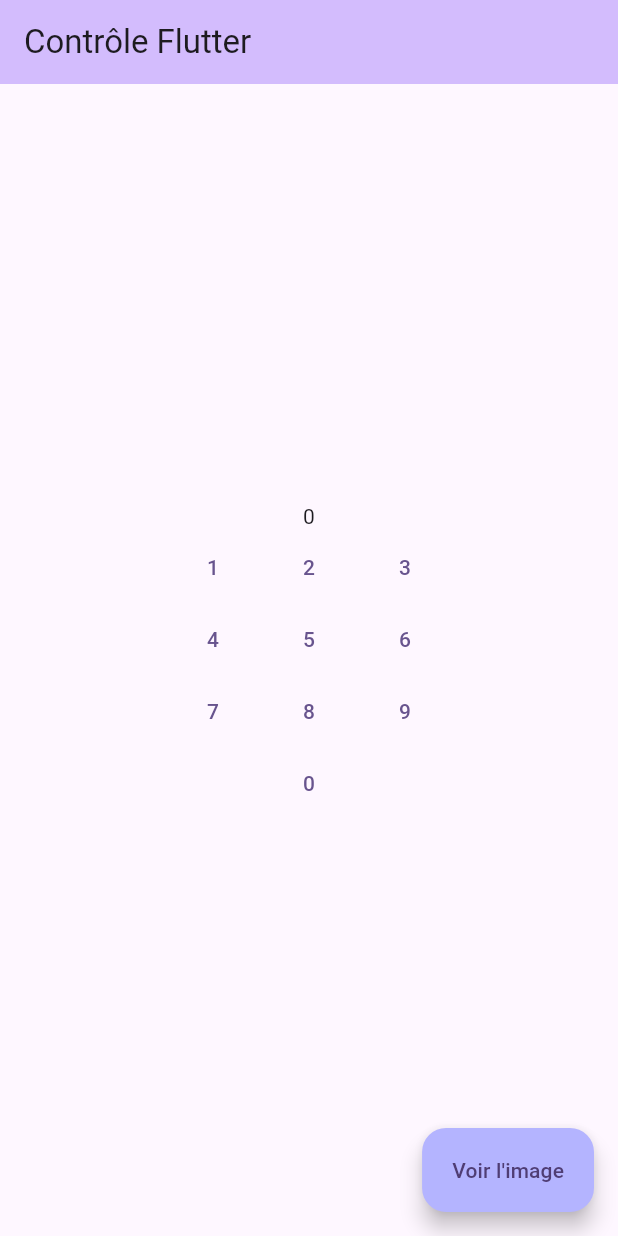
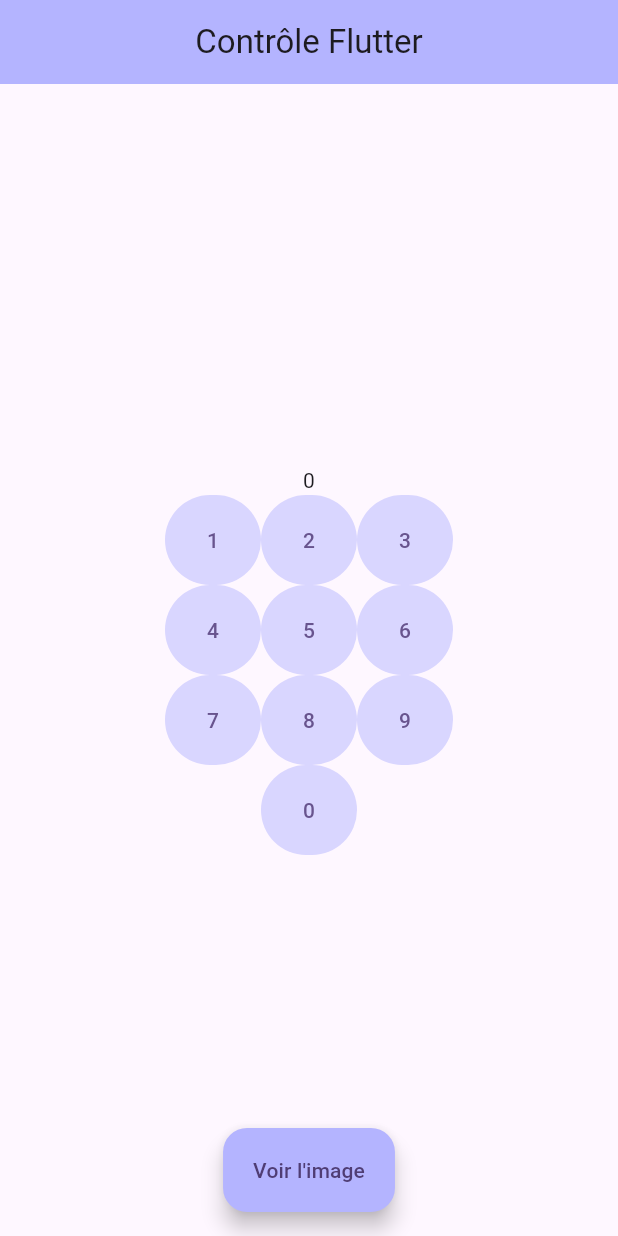
Before and after one commit to ssndrss/FlutterEval, a Flutter app: the screen it shows after launch, on a phone screen of 412 x 824 dp. Run offline on Flutter 3.47's test engine with Material 2 defaults, Android fonts, the phone set to English and light mode, and no system bars.

Commit message:
eval flutter - 'stylisée'

```diff
--- a/lib/composants/body.dart
+++ b/lib/composants/body.dart
@@ -24,7 +24,8 @@ class _BodyState extends State<Body> {
   Widget build(BuildContext context) {
     return Scaffold(
       appBar: AppBar(
-        backgroundColor: Theme.of(context).colorScheme.inversePrimary,
+        backgroundColor: const Color.fromRGBO(180, 180, 255, 1),
+        centerTitle: true,
         title: const Text("Contrôle Flutter"),
       ),
       body: Center(
@@ -39,12 +40,24 @@ class _BodyState extends State<Body> {
                 mainAxisAlignment: MainAxisAlignment.center,
                 children: [
                   TextButton(
+                    style: TextButton.styleFrom(
+                      backgroundColor: const Color.fromRGBO(180, 180, 255, 0.5),
+                      padding: const EdgeInsets.all(20)
+                    ),
                     onPressed: () => _incrementCounter("1"),
                     child: const Text("1")),
                   TextButton(
+                    style: TextButton.styleFrom(
+                      backgroundColor: const Color.fromRGBO(180, 180, 255, 0.5),
+                      padding: const EdgeInsets.all(20)
+                    ),
                     onPressed: () => _incrementCounter("4"),
                     child: const Text("4")),
                   TextButton(
+                    style: TextButton.styleFrom(
+                      backgroundColor: const Color.fromRGBO(180, 180, 255, 0.5),
+                      padding: const EdgeInsets.all(20)
+                    ),
                     onPressed: () => _incrementCounter("7"),
                     child: const Text("7"))
               ]),
@@ -52,12 +65,24 @@ class _BodyState extends State<Body> {
                 mainAxisAlignment: MainAxisAlignment.center,
                 children: [
                   TextButton(
+                    style: TextButton.styleFrom(
+                      backgroundColor: const Color.fromRGBO(180, 180, 255, 0.5),
+                      padding: const EdgeInsets.all(20)
+                    ),
                     onPressed: () => _incrementCounter("2"),
                     child: const Text("2")),
                   TextButton(
+                    style: TextButton.styleFrom(
+                      backgroundColor: const Color.fromRGBO(180, 180, 255, 0.5),
+                      padding: const EdgeInsets.all(20)
+                    ),
                     onPressed: () => _incrementCounter("5"),
                     child: const Text("5")),
                   TextButton(
+                    style: TextButton.styleFrom(
+                      backgroundColor: const Color.fromRGBO(180, 180, 255, 0.5),
+                      padding: const EdgeInsets.all(20)
+                    ),
                     onPressed: () => _incrementCounter("8"),
                     child: const Text("8"))
               ]),
@@ -65,20 +90,35 @@ class _BodyState extends State<Body> {
                 mainAxisAlignment: MainAxisAlignment.center,
                 children: [
                   TextButton(
+                    style: TextButton.styleFrom(
+                      backgroundColor: const Color.fromRGBO(180, 180, 255, 0.5),
+                      padding: const EdgeInsets.all(20)
+                    ),
                     onPressed: () => _incrementCounter("3"),
                     child: const Text("3")),
                   TextButton(
+                    style: TextButton.styleFrom(
+                      backgroundColor: const Color.fromRGBO(180, 180, 255, 0.5),
+                      padding: const EdgeInsets.all(20)
+                    ),
                     onPressed: () => _incrementCounter("6"),
                     child: const Text("6")),
                   TextButton(
+                    style: TextButton.styleFrom(
+                      backgroundColor: const Color.fromRGBO(180, 180, 255, 0.5),
+                      padding: const EdgeInsets.all(20)
+                    ),
                     onPressed: () => _incrementCounter("9"),
                     child: const Text("9"))
                   ],
                 ),
               ],
-
             ),
             TextButton(
+              style: TextButton.styleFrom(
+                      backgroundColor: const Color.fromRGBO(180, 180, 255, 0.5),
+                      padding: const EdgeInsets.all(20)
+                    ),
               onPressed: () => _incrementCounter("0"),
               child: const Text("0")),
           ],
--- a/lib/composants/images.dart
+++ b/lib/composants/images.dart
@@ -13,7 +13,13 @@ class _ImageComposantState extends State<ImageComposant> {
   @override
   Widget build(BuildContext context) {
     return Center(
-      child: Image(image: NetworkImage(images[int.parse(widget.index)]))
+      child: Container(
+        width: 260,
+        height: 260,
+        decoration: BoxDecoration(
+          borderRadius: BorderRadius.circular(8.0)),
+        child: Image.network(images[int.parse(widget.index)])
+      )
     );
   }
 }
--- a/lib/main.dart
+++ b/lib/main.dart
@@ -24,6 +24,7 @@ class _MyWidgetState extends State<MyWidget> {
   @override
   Widget build(BuildContext context) {
     return MaterialApp(
+        debugShowCheckedModeBanner: false,
         title: 'Flutter Demo',
         theme: ThemeData(
           colorScheme: ColorScheme.fromSeed(seedColor: Colors.deepPurple),
@@ -31,6 +32,7 @@ class _MyWidgetState extends State<MyWidget> {
         ),
         home: Scaffold(
           body: Body(state: change),
+          floatingActionButtonLocation: FloatingActionButtonLocation.centerFloat,
           floatingActionButton: FloatingActionButton.extended(
             onPressed: () => _changeimage(),
             label: const Text("Voir l'image"),
```
